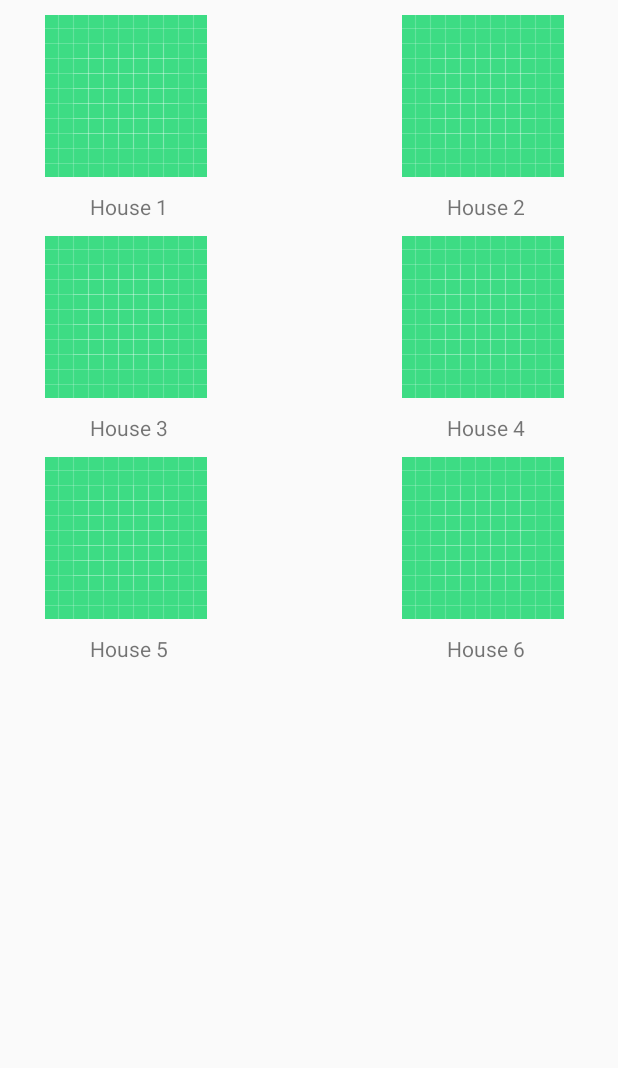
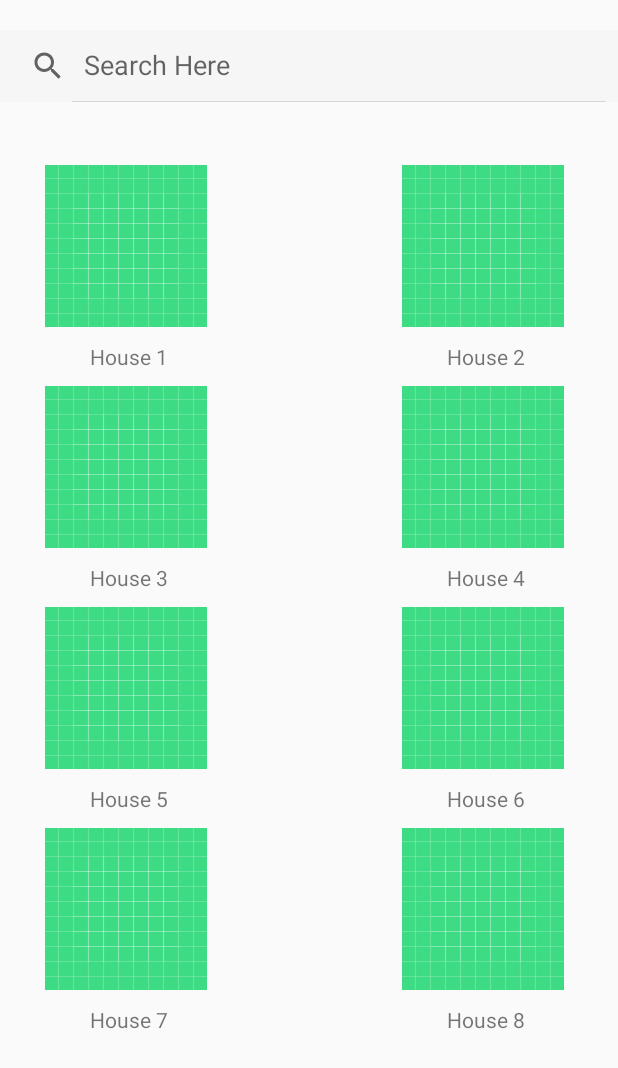
Before and after one commit to Lolo-dot/homies-housing-app, an Android app: the layout bookmark_layout.xml on its own in the app's theme, with its tools: preview values and no code run, on a phone screen of 412 x 824 dp. Shown: the top 1068 px of the screen. Run offline under Robolectric (Android 15) with nearby library versions, the phone set to English and light mode, and no system bars.

Commit message:
adding base layout xmls

```diff
--- /dev/null
+++ b/homies/src/main/res/layout-land/bookmark_layout.xml
@@ -0,0 +1,114 @@
+<?xml version="1.0" encoding="utf-8"?>
+<ScrollView xmlns:android="http://schemas.android.com/apk/res/android"
+    android:layout_width="match_parent"
+    android:layout_height="match_parent"
+    android:fillViewport="true">
+
+    <TableLayout
+        xmlns:android="http://schemas.android.com/apk/res/android"
+        android:layout_height="fill_parent"
+        android:layout_width="fill_parent"
+        >
+        <TableRow>
+            <ImageView
+                android:layout_width="wrap_content"
+                android:layout_height="wrap_content"
+                android:src="@drawable/ic_launcher_background"
+                android:paddingTop="10dp"
+                android:paddingRight="100dp"
+                android:paddingLeft="30dp"
+                />
+            <ImageView
+                android:layout_width="wrap_content"
+                android:layout_height="wrap_content"
+                android:src="@drawable/ic_launcher_background"
+                android:paddingTop="10dp"
+                android:paddingLeft="30dp"
+                />
+        </TableRow>
+
+        <TableRow>
+            <TextView
+                android:layout_width="wrap_content"
+                android:layout_height="wrap_content"
+                android:text="House 1"
+                android:paddingLeft="60dp"
+                android:paddingTop="10dp"/>
+            <TextView
+                android:layout_width="wrap_content"
+                android:layout_height="wrap_content"
+                android:text="House 2"
+                android:paddingLeft="60dp"
+                android:paddingTop="10dp"/>
+        </TableRow>
+
+
+        <TableRow>
+            <ImageView
+                android:layout_width="wrap_content"
+                android:layout_height="wrap_content"
+                android:src="@drawable/ic_launcher_background"
+                android:paddingTop="10dp"
+                android:paddingRight="100dp"
+                android:paddingLeft="30dp"
+                />
+            <ImageView
+                android:layout_width="wrap_content"
+                android:layout_height="wrap_content"
+                android:src="@drawable/ic_launcher_background"
+                android:paddingTop="10dp"
+                android:paddingLeft="30dp"
+                />
+        </TableRow>
+
+        <TableRow>
+            <TextView
+                android:layout_width="wrap_content"
+                android:layout_height="wrap_content"
+                android:text="House 3"
+                android:paddingLeft="60dp"
+                android:paddingTop="10dp"/>
+            <TextView
+                android:layout_width="wrap_content"
+                android:layout_height="wrap_content"
+                android:text="House 4"
+                android:paddingLeft="60dp"
+                android:paddingTop="10dp"/>
+        </TableRow>
+
+        <TableRow>
+            <ImageView
+                android:layout_width="wrap_content"
+                android:layout_height="wrap_content"
+                android:src="@drawable/ic_launcher_background"
+                android:paddingTop="10dp"
+                android:paddingRight="100dp"
+                android:paddingLeft="30dp"
+                />
+            <ImageView
+                android:layout_width="wrap_content"
+                android:layout_height="wrap_content"
+                android:src="@drawable/ic_launcher_background"
+                android:paddingTop="10dp"
+                android:paddingLeft="30dp"
+                />
+        </TableRow>
+
+        <TableRow>
+            <TextView
+                android:layout_width="wrap_content"
+                android:layout_height="wrap_content"
+                android:text="House 5"
+                android:paddingLeft="60dp"
+                android:paddingTop="10dp"/>
+            <TextView
+                android:layout_width="wrap_content"
+                android:layout_height="wrap_content"
+                android:text="House 6"
+                android:paddingLeft="60dp"
+                android:paddingTop="10dp"/>
+        </TableRow>
+
+    </TableLayout>
+
+</ScrollView>
--- a/homies/src/main/res/layout/bookmark_layout.xml
+++ b/homies/src/main/res/layout/bookmark_layout.xml
@@ -1,8 +1,33 @@
 <?xml version="1.0" encoding="utf-8"?>
+<androidx.constraintlayout.widget.ConstraintLayout xmlns:android="http://schemas.android.com/apk/res/android"
+    xmlns:app="http://schemas.android.com/apk/res-auto"
+    xmlns:tools="http://schemas.android.com/tools"
+    android:layout_width="match_parent"
+    android:layout_height="match_parent"
+    tools:context=".MainActivity">
+
+    <SearchView
+        android:id="@+id/search"
+        android:layout_width="fill_parent"
+        android:layout_height="wrap_content"
+        android:layout_marginBottom="164dp"
+        android:background="#25DFDEDE"
+        android:iconifiedByDefault="false"
+        android:queryHint="Search Here"
+        android:layout_marginTop="20dp"
+        app:layout_constraintEnd_toEndOf="parent"
+        app:layout_constraintHorizontal_bias="0.0"
+        app:layout_constraintStart_toStartOf="parent"
+        app:layout_constraintTop_toTopOf="parent"
+        app:layout_constraintVertical_bias="0.006">
+
+    </SearchView>
+
     <ScrollView xmlns:android="http://schemas.android.com/apk/res/android"
         android:layout_width="match_parent"
         android:layout_height="match_parent"
-    android:fillViewport="true">
+        android:fillViewport="true"
+        android:layout_marginTop="100dp">
 
         <TableLayout
             xmlns:android="http://schemas.android.com/apk/res/android"
@@ -109,6 +134,41 @@
                     android:paddingTop="10dp"/>
             </TableRow>
 
+            <TableRow>
+                <ImageView
+                    android:layout_width="wrap_content"
+                    android:layout_height="wrap_content"
+                    android:src="@drawable/ic_launcher_background"
+                    android:paddingTop="10dp"
+                    android:paddingRight="100dp"
+                    android:paddingLeft="30dp"
+                    />
+                <ImageView
+                    android:layout_width="wrap_content"
+                    android:layout_height="wrap_content"
+                    android:src="@drawable/ic_launcher_background"
+                    android:paddingTop="10dp"
+                    android:paddingLeft="30dp"
+                    />
+            </TableRow>
+
+            <TableRow>
+                <TextView
+                    android:layout_width="wrap_content"
+                    android:layout_height="wrap_content"
+                    android:text="House 7"
+                    android:paddingLeft="60dp"
+                    android:paddingTop="10dp"/>
+                <TextView
+                    android:layout_width="wrap_content"
+                    android:layout_height="wrap_content"
+                    android:text="House 8"
+                    android:paddingLeft="60dp"
+                    android:paddingTop="10dp"/>
+            </TableRow>
+
         </TableLayout>
 
     </ScrollView>
+
+</androidx.constraintlayout.widget.ConstraintLayout>
```
Also changed, not shown: homies/src/main/res/layout-land/search_layout.xml (added, +174 -0 lines). Lines whose indentation alone changed are shown as unchanged.
